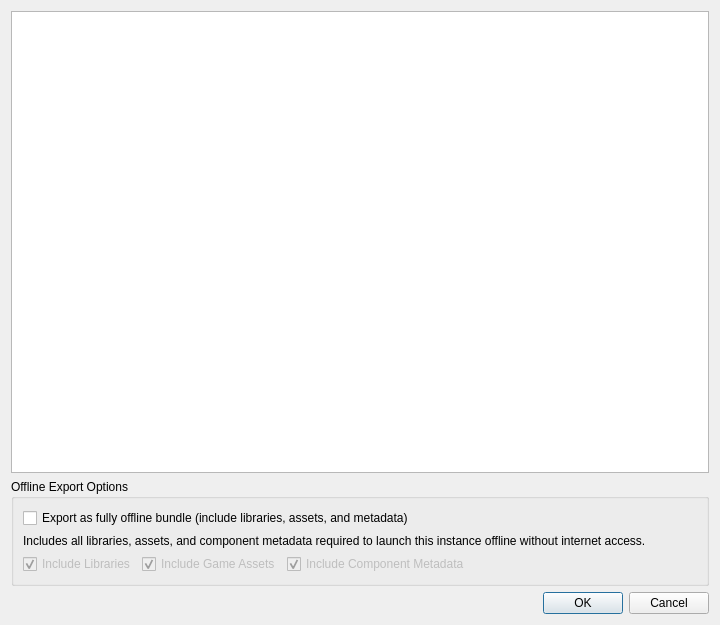
Qt form launcher/ui/dialogs/ExportInstanceDialog.ui (EndzE/FreesmLauncher) before a commit.
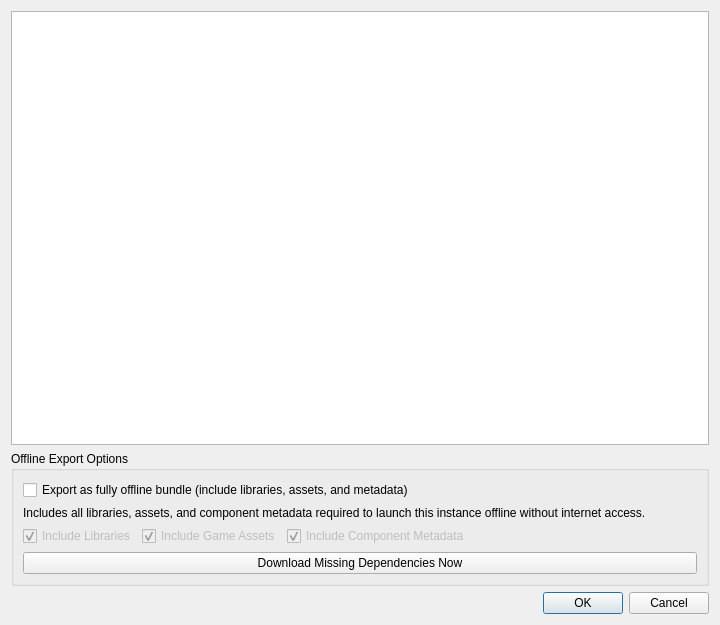
The same form after that commit.

Commit message: feat: support downloading missing dependencies during offline export

```diff
--- a/launcher/ui/dialogs/ExportInstanceDialog.ui
+++ b/launcher/ui/dialogs/ExportInstanceDialog.ui
@@ -109,6 +109,16 @@
         </item>
        </layout>
       </item>
+      <item>
+       <widget class="QPushButton" name="downloadMissingButton">
+        <property name="text">
+         <string>Download Missing Dependencies Now</string>
+        </property>
+        <property name="visible">
+         <bool>false</bool>
+        </property>
+       </widget>
+      </item>
      </layout>
     </widget>
    </item>
```
The commit also changes 3 other files.
